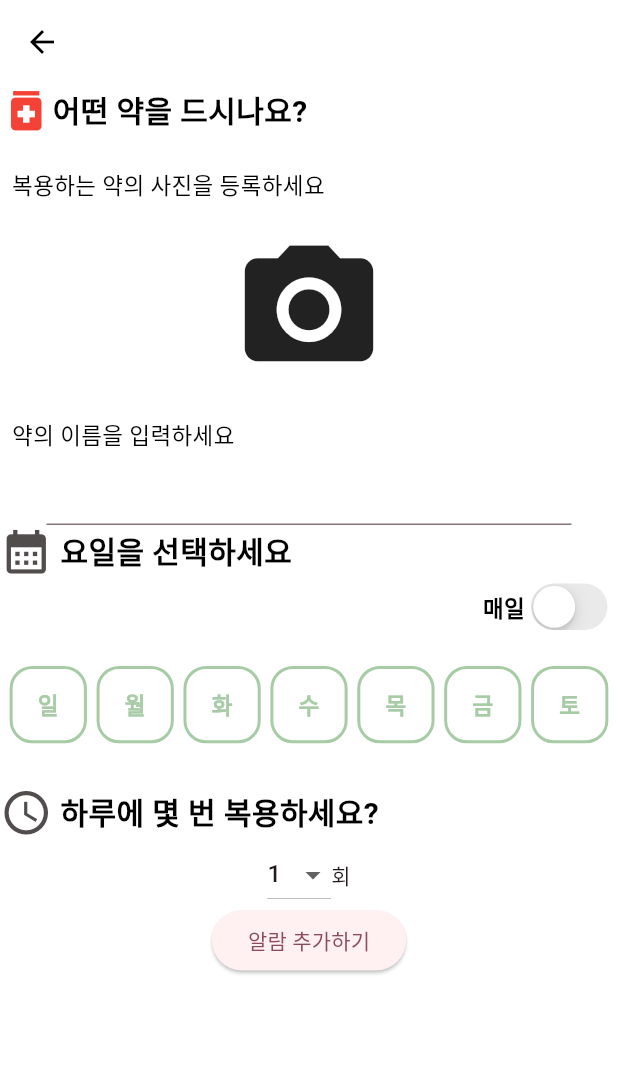
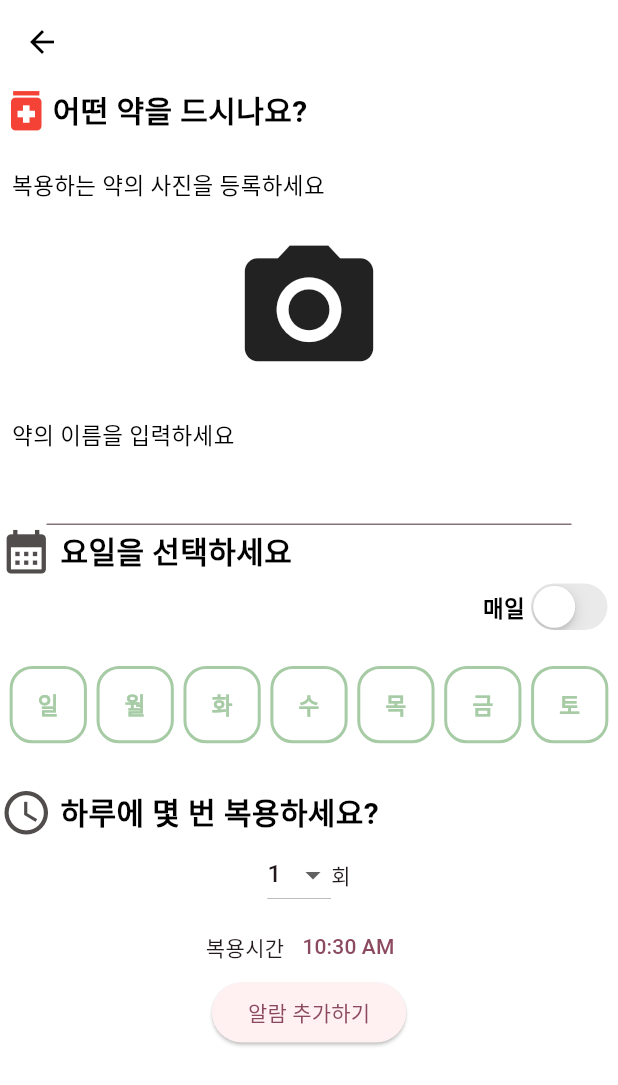
Before and after one commit to hyun56/Dowajo, a Flutter app: the medicine_add screen opened directly, on a phone screen of 412 x 824 dp. Shown: the top 1085 px of the screen. Run offline on Flutter 3.47's test engine with Material 2 defaults, Android fonts, the phone set to English and light mode, and no system bars; our stand-ins replace image_picker; network calls fail.

Commit message:
도윤 - 시간추가

```diff
--- a/lib/Screens/medicine/medicine_add.dart
+++ b/lib/Screens/medicine/medicine_add.dart
@@ -1,13 +1,10 @@
 // ignore_for_file: camel_case_types, prefer_const_constructors
 
 import 'dart:io';
-
 import 'package:dowajo/components/weekday_buttons.dart';
-import 'package:flutter/cupertino.dart';
 import 'package:flutter/foundation.dart';
 import "package:flutter/material.dart";
 import 'package:image_picker/image_picker.dart';
-
 import '../../components/models/medicine.dart';
 
 class medicine_add extends StatefulWidget {
@@ -23,9 +20,23 @@ class _medicine_addState extends State<medicine_add> {
   // get name => null;
   XFile? _pickedFile;
   // var isOn = false;
-
+  DateTime dateTime = DateTime.now();
+  TimeOfDay selectedTime = TimeOfDay.now();
   final TextEditingController _medicineNameController = TextEditingController();
   List<String> selectedDays = []; // 선택된 요일을 저장하는 리스트
+
+  void _showTimePicker() async {
+    final TimeOfDay? newTime = await showTimePicker(
+      context: context,
+      initialTime: selectedTime,
+    );
+
+    if (newTime != null) {
+      setState(() {
+        selectedTime = newTime;
+      });
+    }
+  }
 
   @override
   Widget build(BuildContext context) {
@@ -52,33 +63,11 @@ class _medicine_addState extends State<medicine_add> {
           ), // 요일설정 - 스위치, 월 ~ 일 선택버튼
           numOfTitle(), // 복용횟수- 타이틀
           numOfTakeMedicine(), // 복용횟수 - 횟수 설정
-
-          //복용횟수 - 시간 설정
+        //복용시간 추가
+        addTime(),
 
           //알람 추가 버튼
-          SizedBox(
-            width: 1000,
-            height: 40,
-            child: Align(
-              alignment: Alignment.topCenter,
-              child: ElevatedButton(
-                // onPressed: () => Navigator.push(
-                //     context, MaterialPageRoute(builder: (_) => medicine_add())),
-                onPressed: () {
-                  Medicine newMedicine = Medicine(
-                    medicineName: _medicineNameController.text,
-                    medicinePicture: _pickedFile?.path ?? '',
-                    medicineDay: selectedDays
-                        .join(','), // selectedDays 리스트를 문자열로 변환하여 저장
-                    medicineRepeat: int.parse(selectedRepeat), // 복용 횟수에 해당하는 값
-                    //medicineTime: selectedTime, // 시간에 해당하는 값
-                  );
-                  Navigator.of(context).pop(newMedicine); // 현재 화면 닫고, 이전 화면으로
-                },
-                child: Text("알람 추가하기"),
-              ),
-            ),
-          ),
+         addAlram(),
         ],
       ),
     );
@@ -341,4 +330,45 @@ class _medicine_addState extends State<medicine_add> {
       ],
     );
   }
+
+  Widget addTime(){
+    return Row(
+      mainAxisAlignment: MainAxisAlignment.center,
+      children: [
+            Text('복용시간'),
+            TextButton(
+              onPressed: () {
+                _showTimePicker(); // 버튼을 누를 때 텍스트 업데이트
+              },
+              child: Text('${selectedTime.format(context)}'),
+            ),
+      ],
+    );
+  }
+
+  Widget addAlram(){
+     return SizedBox(
+            width: 1000,
+            height: 40,
+            child: Align(
+              alignment: Alignment.topCenter,
+              child: ElevatedButton(
+                // onPressed: () => Navigator.push(
+                //     context, MaterialPageRoute(builder: (_) => medicine_add())),
+                onPressed: () {
+                  Medicine newMedicine = Medicine(
+                    medicineName: _medicineNameController.text,
+                    medicinePicture: _pickedFile?.path ?? '',
+                    medicineDay: selectedDays
+                        .join(','), // selectedDays 리스트를 문자열로 변환하여 저장
+                    medicineRepeat: int.parse(selectedRepeat), // 복용 횟수에 해당하는 값
+                    //medicineTime: selectedTime, // 시간에 해당하는 값
+                  );
+                  Navigator.of(context).pop(newMedicine); // 현재 화면 닫고, 이전 화면으로
+                },
+                child: Text("알람 추가하기"),
+              ),
+            ),
+          );
+  }
 }
--- a/pubspec.yaml
+++ b/pubspec.yaml
@@ -37,6 +37,9 @@ dependencies:
   cupertino_icons: ^1.0.6
   image_picker: ^1.0.4
   sqflite:
+  flutter_time_picker_spinner: ^2.0.0
+  fluttertoast: ^8.2.2
+
 
 dev_dependencies:
   flutter_test:
```
Also changed, not shown: pubspec.lock.
